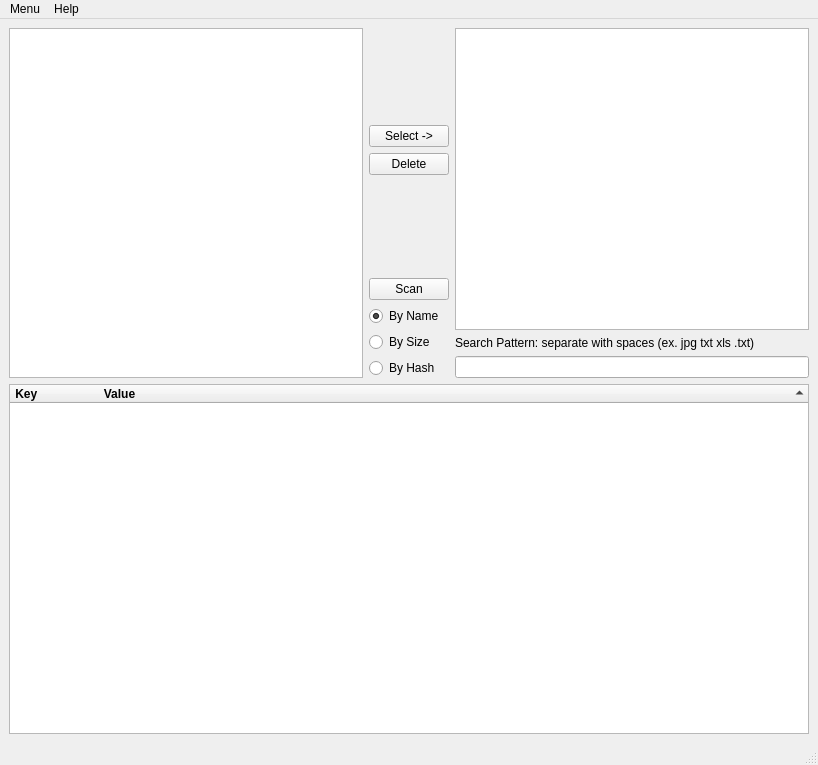
Above: my_filelist.ui from hcrump/my_dupes before the change. Below: the same form after it.
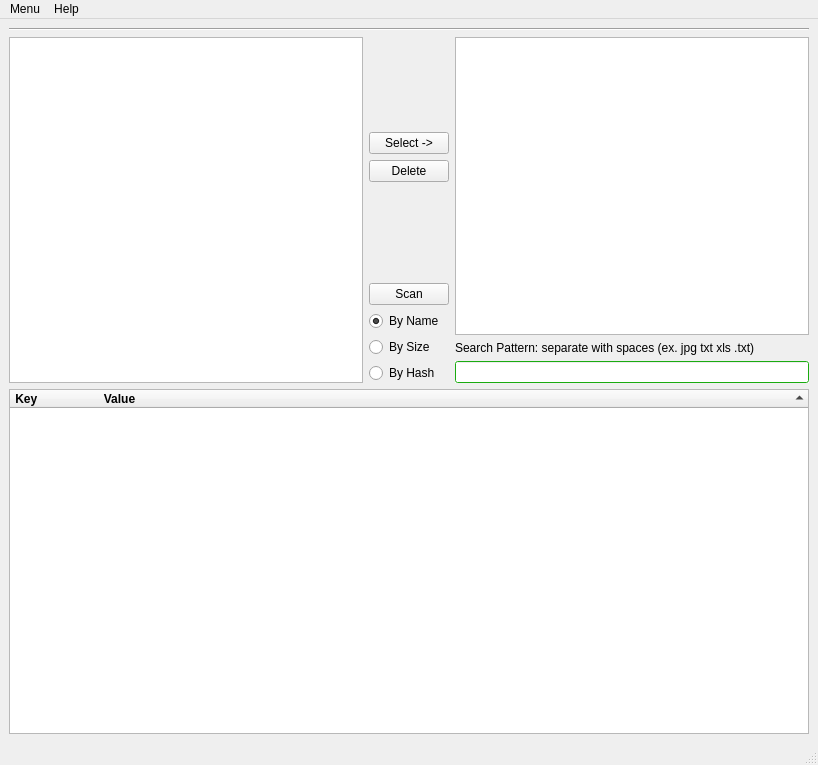
That is the form after the change.

Commit message: updated gui colors to a blue/grey look

Patch:
```diff
--- a/my_filelist.ui
+++ b/my_filelist.ui
@@ -15,6 +15,13 @@
   </property>
   <widget class="QWidget" name="centralwidget">
    <layout class="QVBoxLayout" name="verticalLayout">
+    <item>
+     <widget class="Line" name="line">
+      <property name="orientation">
+       <enum>Qt::Horizontal</enum>
+      </property>
+     </widget>
+    </item>
     <item>
      <layout class="QHBoxLayout" name="horizontalLayout">
       <item>
@@ -121,7 +128,426 @@
          </widget>
         </item>
         <item>
-         <widget class="QLineEdit" name="searchbar"/>
+         <widget class="QLineEdit" name="searchbar">
+          <property name="palette">
+           <palette>
+            <active>
+             <colorrole role="WindowText">
+              <brush brushstyle="SolidPattern">
+               <color alpha="255">
+                <red>0</red>
+                <green>0</green>
+                <blue>0</blue>
+               </color>
+              </brush>
+             </colorrole>
+             <colorrole role="Button">
+              <brush brushstyle="SolidPattern">
+               <color alpha="255">
+                <red>37</red>
+                <green>240</green>
+                <blue>22</blue>
+               </color>
+              </brush>
+             </colorrole>
+             <colorrole role="Light">
+              <brush brushstyle="SolidPattern">
+               <color alpha="255">
+                <red>137</red>
+                <green>255</green>
+                <blue>128</blue>
+               </color>
+              </brush>
+             </colorrole>
+             <colorrole role="Midlight">
+              <brush brushstyle="SolidPattern">
+               <color alpha="255">
+                <red>87</red>
+                <green>247</green>
+                <blue>75</blue>
+               </color>
+              </brush>
+             </colorrole>
+             <colorrole role="Dark">
+              <brush brushstyle="SolidPattern">
+               <color alpha="255">
+                <red>18</red>
+                <green>120</green>
+                <blue>11</blue>
+               </color>
+              </brush>
+             </colorrole>
+             <colorrole role="Mid">
+              <brush brushstyle="SolidPattern">
+               <color alpha="255">
+                <red>24</red>
+                <green>160</green>
+                <blue>14</blue>
+               </color>
+              </brush>
+             </colorrole>
+             <colorrole role="Text">
+              <brush brushstyle="SolidPattern">
+               <color alpha="255">
+                <red>0</red>
+                <green>0</green>
+                <blue>0</blue>
+               </color>
+              </brush>
+             </colorrole>
+             <colorrole role="BrightText">
+              <brush brushstyle="SolidPattern">
+               <color alpha="255">
+                <red>255</red>
+                <green>255</green>
+                <blue>255</blue>
+               </color>
+              </brush>
+             </colorrole>
+             <colorrole role="ButtonText">
+              <brush brushstyle="SolidPattern">
+               <color alpha="255">
+                <red>0</red>
+                <green>0</green>
+                <blue>0</blue>
+               </color>
+              </brush>
+             </colorrole>
+             <colorrole role="Base">
+              <brush brushstyle="SolidPattern">
+               <color alpha="255">
+                <red>255</red>
+                <green>255</green>
+                <blue>255</blue>
+               </color>
+              </brush>
+             </colorrole>
+             <colorrole role="Window">
+              <brush brushstyle="SolidPattern">
+               <color alpha="255">
+                <red>37</red>
+                <green>240</green>
+                <blue>22</blue>
+               </color>
+              </brush>
+             </colorrole>
+             <colorrole role="Shadow">
+              <brush brushstyle="SolidPattern">
+               <color alpha="255">
+                <red>0</red>
+                <green>0</green>
+                <blue>0</blue>
+               </color>
+              </brush>
+             </colorrole>
+             <colorrole role="AlternateBase">
+              <brush brushstyle="SolidPattern">
+               <color alpha="255">
+                <red>146</red>
+                <green>247</green>
+                <blue>138</blue>
+               </color>
+              </brush>
+             </colorrole>
+             <colorrole role="ToolTipBase">
+              <brush brushstyle="SolidPattern">
+               <color alpha="255">
+                <red>255</red>
+                <green>255</green>
+                <blue>220</blue>
+               </color>
+              </brush>
+             </colorrole>
+             <colorrole role="ToolTipText">
+              <brush brushstyle="SolidPattern">
+               <color alpha="255">
+                <red>0</red>
+                <green>0</green>
+                <blue>0</blue>
+               </color>
+              </brush>
+             </colorrole>
+            </active>
+            <inactive>
+             <colorrole role="WindowText">
+              <brush brushstyle="SolidPattern">
+               <color alpha="255">
+                <red>0</red>
+                <green>0</green>
+                <blue>0</blue>
+               </color>
+              </brush>
+             </colorrole>
+             <colorrole role="Button">
+              <brush brushstyle="SolidPattern">
+               <color alpha="255">
+                <red>37</red>
+                <green>240</green>
+                <blue>22</blue>
+               </color>
+              </brush>
+             </colorrole>
+             <colorrole role="Light">
+              <brush brushstyle="SolidPattern">
+               <color alpha="255">
+                <red>137</red>
+                <green>255</green>
+                <blue>128</blue>
+               </color>
+              </brush>
+             </colorrole>
+             <colorrole role="Midlight">
+              <brush brushstyle="SolidPattern">
+               <color alpha="255">
+                <red>87</red>
+                <green>247</green>
+                <blue>75</blue>
+               </color>
+              </brush>
+             </colorrole>
+             <colorrole role="Dark">
+              <brush brushstyle="SolidPattern">
+               <color alpha="255">
+                <red>18</red>
+                <green>120</green>
+                <blue>11</blue>
+               </color>
+              </brush>
+             </colorrole>
+             <colorrole role="Mid">
+              <brush brushstyle="SolidPattern">
+               <color alpha="255">
+                <red>24</red>
+                <green>160</green>
+                <blue>14</blue>
+               </color>
+              </brush>
+             </colorrole>
+             <colorrole role="Text">
+              <brush brushstyle="SolidPattern">
+               <color alpha="255">
+                <red>0</red>
+                <green>0</green>
+                <blue>0</blue>
+               </color>
+              </brush>
+             </colorrole>
+             <colorrole role="BrightText">
+              <brush brushstyle="SolidPattern">
+               <color alpha="255">
+                <red>255</red>
+                <green>255</green>
+                <blue>255</blue>
+               </color>
+              </brush>
+             </colorrole>
+             <colorrole role="ButtonText">
+              <brush brushstyle="SolidPattern">
+               <color alpha="255">
+                <red>0</red>
+                <green>0</green>
+                <blue>0</blue>
+               </color>
+              </brush>
+             </colorrole>
+             <colorrole role="Base">
+              <brush brushstyle="SolidPattern">
+               <color alpha="255">
+                <red>255</red>
+                <green>255</green>
+                <blue>255</blue>
+               </color>
+              </brush>
+             </colorrole>
+             <colorrole role="Window">
+              <brush brushstyle="SolidPattern">
+               <color alpha="255">
+                <red>37</red>
+                <green>240</green>
+                <blue>22</blue>
+               </color>
+              </brush>
+             </colorrole>
+             <colorrole role="Shadow">
+              <brush brushstyle="SolidPattern">
+               <color alpha="255">
+                <red>0</red>
+                <green>0</green>
+                <blue>0</blue>
+               </color>
+              </brush>
+             </colorrole>
+             <colorrole role="AlternateBase">
+              <brush brushstyle="SolidPattern">
+               <color alpha="255">
+                <red>146</red>
+                <green>247</green>
+                <blue>138</blue>
+               </color>
+              </brush>
+             </colorrole>
+             <colorrole role="ToolTipBase">
+              <brush brushstyle="SolidPattern">
+               <color alpha="255">
+                <red>255</red>
+                <green>255</green>
+                <blue>220</blue>
+               </color>
+              </brush>
+             </colorrole>
+             <colorrole role="ToolTipText">
+              <brush brushstyle="SolidPattern">
+               <color alpha="255">
+                <red>0</red>
+                <green>0</green>
+                <blue>0</blue>
+               </color>
+              </brush>
+             </colorrole>
+            </inactive>
+            <disabled>
+             <colorrole role="WindowText">
+              <brush brushstyle="SolidPattern">
+               <color alpha="255">
+                <red>18</red>
+                <green>120</green>
+                <blue>11</blue>
+               </color>
+              </brush>
+             </colorrole>
+             <colorrole role="Button">
+              <brush brushstyle="SolidPattern">
+               <color alpha="255">
+                <red>37</red>
+                <green>240</green>
+                <blue>22</blue>
+               </color>
+              </brush>
+             </colorrole>
+             <colorrole role="Light">
+              <brush brushstyle="SolidPattern">
+               <color alpha="255">
+                <red>137</red>
+                <green>255</green>
+                <blue>128</blue>
+               </color>
+              </brush>
+             </colorrole>
+             <colorrole role="Midlight">
+              <brush brushstyle="SolidPattern">
+               <color alpha="255">
+                <red>87</red>
+                <green>247</green>
+                <blue>75</blue>
+               </color>
+              </brush>
+             </colorrole>
+             <colorrole role="Dark">
+              <brush brushstyle="SolidPattern">
+               <color alpha="255">
+                <red>18</red>
+                <green>120</green>
+                <blue>11</blue>
+               </color>
+              </brush>
+             </colorrole>
+             <colorrole role="Mid">
+              <brush brushstyle="SolidPattern">
+               <color alpha="255">
+                <red>24</red>
+                <green>160</green>
+                <blue>14</blue>
+               </color>
+              </brush>
+             </colorrole>
+             <colorrole role="Text">
+              <brush brushstyle="SolidPattern">
+               <color alpha="255">
+                <red>18</red>
+                <green>120</green>
+                <blue>11</blue>
+               </color>
+              </brush>
+             </colorrole>
+             <colorrole role="BrightText">
+              <brush brushstyle="SolidPattern">
+               <color alpha="255">
+                <red>255</red>
+                <green>255</green>
+                <blue>255</blue>
+               </color>
+              </brush>
+             </colorrole>
+             <colorrole role="ButtonText">
+              <brush brushstyle="SolidPattern">
+               <color alpha="255">
+                <red>18</red>
+                <green>120</green>
+                <blue>11</blue>
+               </color>
+              </brush>
+             </colorrole>
+             <colorrole role="Base">
+              <brush brushstyle="SolidPattern">
+               <color alpha="255">
+                <red>37</red>
+                <green>240</green>
+                <blue>22</blue>
+               </color>
+              </brush>
+             </colorrole>
+             <colorrole role="Window">
+              <brush brushstyle="SolidPattern">
+               <color alpha="255">
+                <red>37</red>
+                <green>240</green>
+                <blue>22</blue>
+               </color>
+              </brush>
+             </colorrole>
+             <colorrole role="Shadow">
+              <brush brushstyle="SolidPattern">
+               <color alpha="255">
+                <red>0</red>
+                <green>0</green>
+                <blue>0</blue>
+               </color>
+              </brush>
+             </colorrole>
+             <colorrole role="AlternateBase">
+              <brush brushstyle="SolidPattern">
+               <color alpha="255">
+                <red>37</red>
+                <green>240</green>
+                <blue>22</blue>
+               </color>
+              </brush>
+             </colorrole>
+             <colorrole role="ToolTipBase">
+              <brush brushstyle="SolidPattern">
+               <color alpha="255">
+                <red>255</red>
+                <green>255</green>
+                <blue>220</blue>
+               </color>
+              </brush>
+             </colorrole>
+             <colorrole role="ToolTipText">
+              <brush brushstyle="SolidPattern">
+               <color alpha="255">
+                <red>0</red>
+                <green>0</green>
+                <blue>0</blue>
+               </color>
+              </brush>
+             </colorrole>
+            </disabled>
+           </palette>
+          </property>
+          <property name="autoFillBackground">
+           <bool>true</bool>
+          </property>
+         </widget>
         </item>
        </layout>
       </item>
```
The commit also changes 2 other files.
